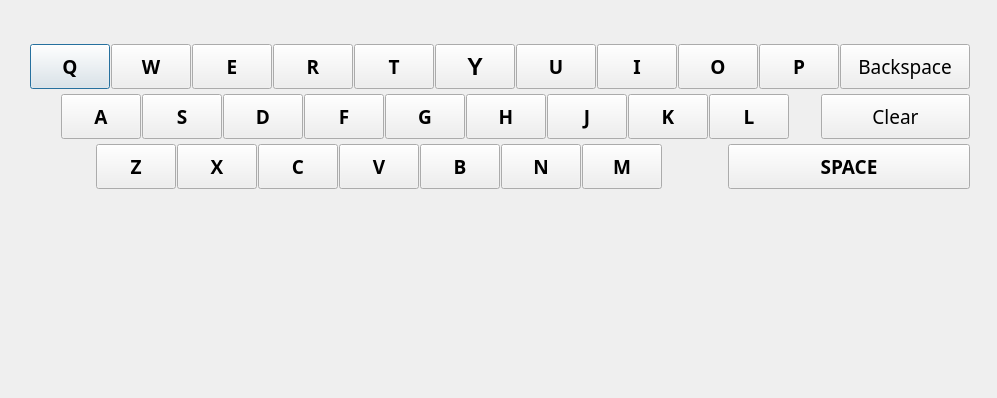
aliciabillings-noaa/CLAMS, file ui/keyboard_example.ui: the form before one commit.
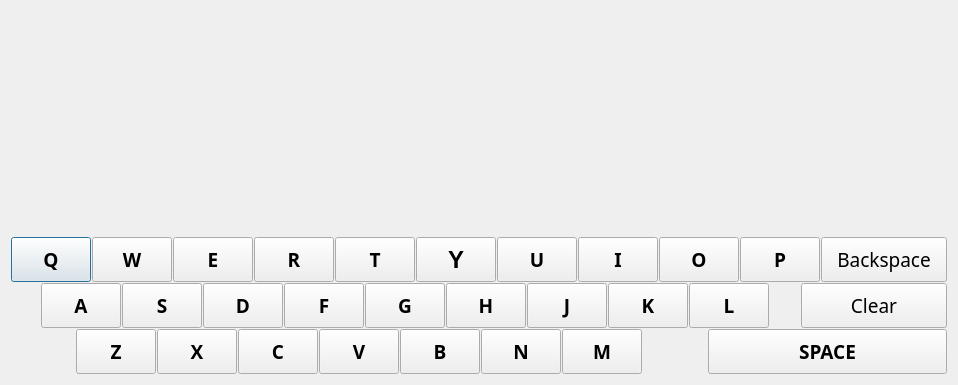
The form after the commit.

The edit to the form file:
```diff
--- a/ui/keyboard_example.ui
+++ b/ui/keyboard_example.ui
@@ -6,22 +6,28 @@
    <rect>
     <x>0</x>
     <y>0</y>
-    <width>997</width>
-    <height>398</height>
+    <width>958</width>
+    <height>385</height>
    </rect>
   </property>
   <property name="windowTitle">
    <string>Dialog</string>
   </property>
-  <widget class="QWidget" name="verticalLayoutWidget">
-   <property name="geometry">
-    <rect>
-     <x>30</x>
-     <y>40</y>
-     <width>940</width>
-     <height>155</height>
-    </rect>
-   </property>
+  <layout class="QVBoxLayout" name="verticalLayout_2">
+   <item>
+    <spacer name="verticalSpacer">
+     <property name="orientation">
+      <enum>Qt::Vertical</enum>
+     </property>
+     <property name="sizeHint" stdset="0">
+      <size>
+       <width>20</width>
+       <height>40</height>
+      </size>
+     </property>
+    </spacer>
+   </item>
+   <item>
    <layout class="QVBoxLayout" name="verticalLayout">
     <property name="spacing">
      <number>1</number>
@@ -645,7 +651,8 @@
      </layout>
     </item>
    </layout>
-  </widget>
+   </item>
+  </layout>
  </widget>
  <resources/>
  <connections/>
```
Lines whose indentation alone changed are shown as unchanged.
